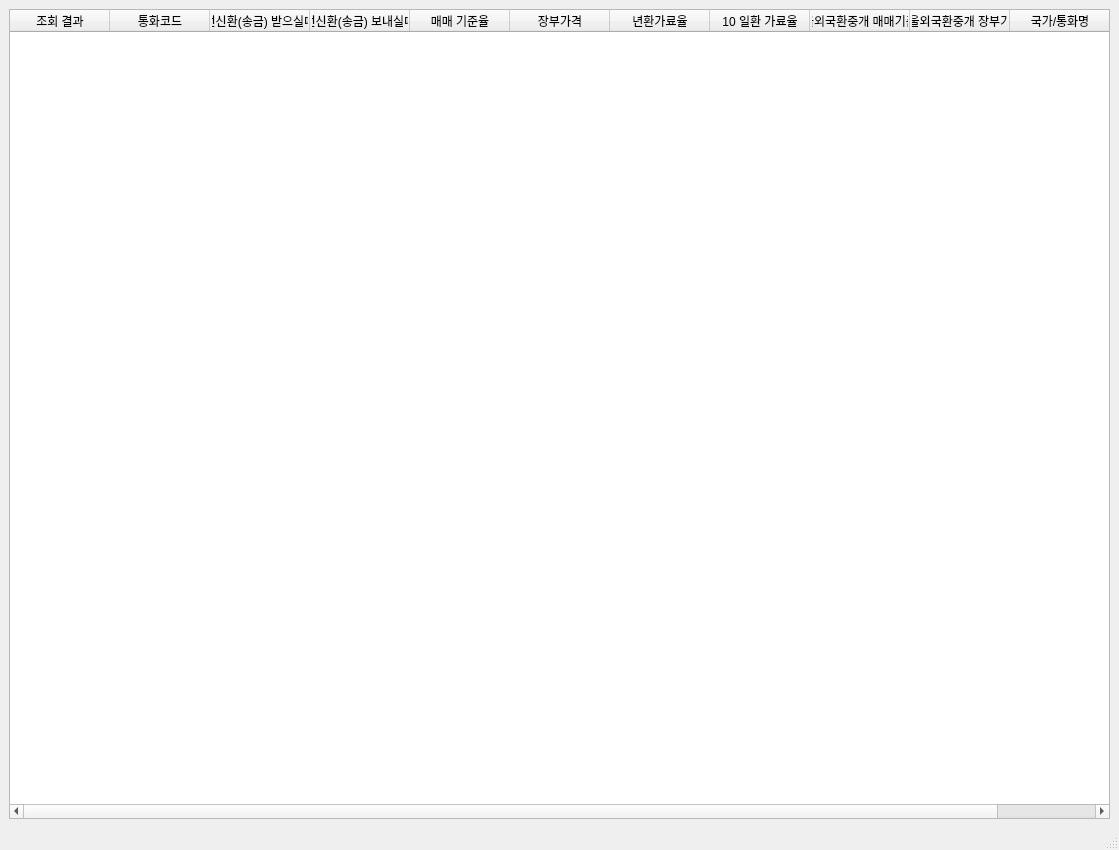
Qt form ui/window/window_receive.ui (BoonDoPark/ExchangeRatioTrader) before a commit.
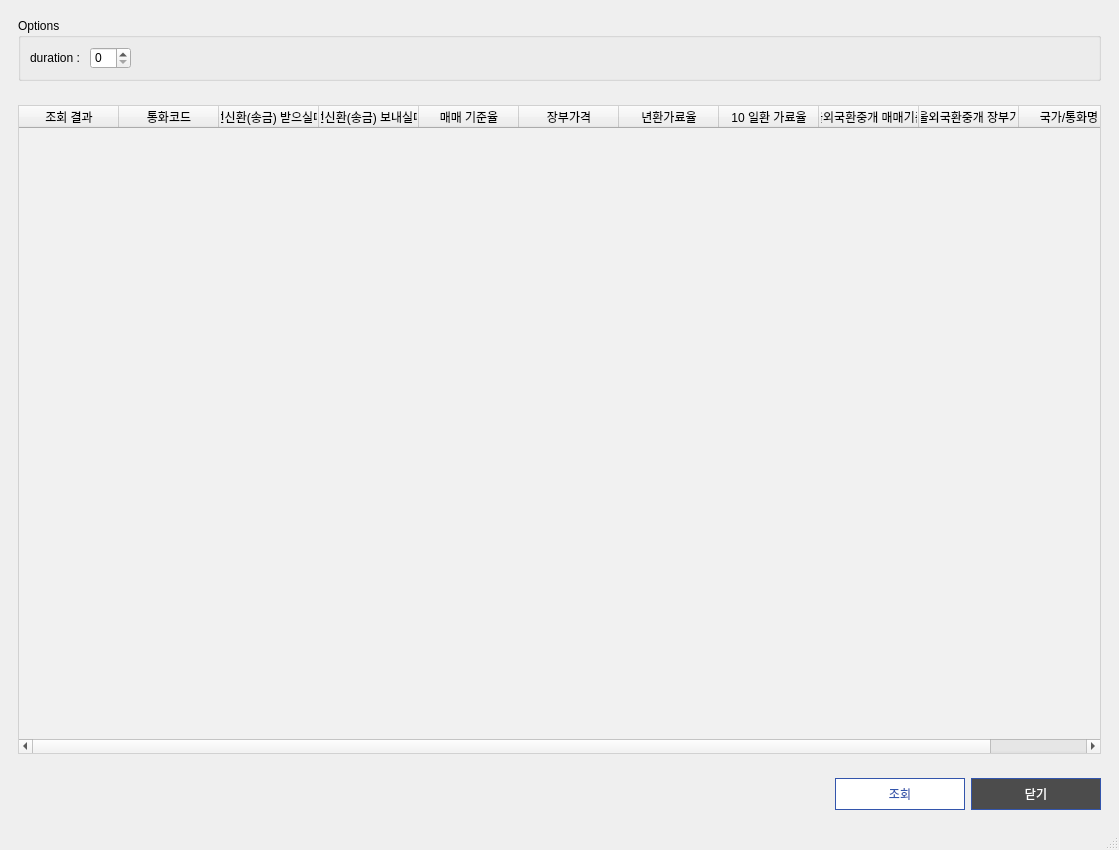
The same form after that commit.

```diff
--- a/ui/window/window_receive.ui
+++ b/ui/window/window_receive.ui
@@ -13,9 +13,151 @@
   <property name="windowTitle">
    <string>MainWindow</string>
   </property>
+  <property name="styleSheet">
+   <string notr="true">QPushButton {
+	background-color: white;
+	color:rgb(51, 85, 172);
+	font: 9pt &quot;굴림&quot;;
+	border: 1px solid rgb(51, 85, 172);
+	min-width: 128;
+	height: 30;
+}
+
+QPushButton:hover {
+	background-color: rgb(241, 241, 241);
+}
+
+QPushButton:pressed {
+	background-color: rgb(218, 234, 255);
+	color:rgb(51, 85, 172);
+	font: 9pt &quot;굴림&quot;;
+	border: 1px solid rgb(51, 85, 172);
+}
+
+QPushButton:checked {
+background-color: rgb(218, 234, 255);
+	color:rgb(51, 85, 172);
+	font: 9pt &quot;굴림&quot;;
+	border: 1px solid rgb(51, 85, 172)
+}
+
+QPushButton#pushButton_save, 
+QPushButton#pushButton_load_info, 
+QPushButton#pushButton_save_biz, 
+QPushButton#pushButton_save_index, 
+QPushButton#pushButton_save_result,
+QPushButton#pushButton_load_biz_info,
+QPushButton#pushButton_print {
+	background-color:rgb(51, 85, 172);
+	color: white;
+	font: 9pt &quot;굴림&quot;;
+	border: 1px solid rgb(51, 85, 172);
+	min-width: 128;
+	height: 30;
+}
+
+QPushButton#pushButton_save:pressed, 
+QPushButton#pushButton_load_info:pressed, 
+QPushButton#pushButton_save_biz:pressed, 
+QPushButton#pushButton_save_index:pressed, 
+QPushButton#pushButton_save_result:pressed,
+QPushButton#pushButton_load_biz_info:pressed {
+	background-color: rgb(0, 0, 127);
+	color: white;
+	font: 9pt &quot;굴림&quot;;
+	border: 1px solid rgb(51, 85, 172);
+	min-width: 128;
+	height: 30;
+}
+
+QTabBar::tab {
+	background-color: white;
+	color: rgb(110, 118, 144);
+	font: 9pt &quot;굴림&quot;;
+	border: 1px solid rgb(224, 231, 240);
+	padding: 6px;
+}
+
+QTabBar::tab:selected {
+	background-color: rgb(224, 231, 240);
+	color: rgb(51, 85, 172);
+	font: 9pt &quot;굴림&quot;;
+	border: 1px solid rgb(224, 231, 240);
+	padding: 6px;
+}
+
+QPlainTextEdit#plainTextEdit_memo {
+	background-color: rgb(241, 241, 241);
+	border: 1px solid rgb(202, 208, 216);
+	font: 9pt &quot;굴림&quot;;
+	height: 80px;
+}
+
+QPlainTextEdit#plainTextEdit_etc {
+	background-color: white;
+	border: 1px solid rgb(202, 208, 216);
+	font: 9pt &quot;굴림&quot;;
+	height: 80px;
+}
+
+QTableWidget {
+	color: rgb(34, 34, 34);
+	font: 9pt &quot;굴림&quot;;
+	gridline-color: rgb(224, 231, 230);
+	border: 1px solid rgb(209, 209, 209);
+	background-color: rgb(241, 241, 241);
+}
+
+QComboBox {
+    background-color: white;
+	color: black;
+	font: 9pt &quot;굴림&quot;;
+}</string>
+  </property>
   <widget class="QWidget" name="centralwidget">
-   <layout class="QGridLayout" name="gridLayout">
-    <item row="0" column="0">
+   <layout class="QVBoxLayout" name="verticalLayout_4">
+    <item>
+     <widget class="QWidget" name="widget_2" native="true">
+      <layout class="QVBoxLayout" name="verticalLayout_2">
+       <item>
+        <widget class="QGroupBox" name="groupBox">
+         <property name="title">
+          <string>Options</string>
+         </property>
+         <layout class="QHBoxLayout" name="horizontalLayout">
+          <item>
+           <widget class="QLabel" name="label">
+            <property name="text">
+             <string>duration : </string>
+            </property>
+           </widget>
+          </item>
+          <item>
+           <widget class="QSpinBox" name="spinBox_duration"/>
+          </item>
+          <item>
+           <spacer name="horizontalSpacer">
+            <property name="orientation">
+             <enum>Qt::Horizontal</enum>
+            </property>
+            <property name="sizeHint" stdset="0">
+             <size>
+              <width>40</width>
+              <height>20</height>
+             </size>
+            </property>
+           </spacer>
+          </item>
+         </layout>
+        </widget>
+       </item>
+      </layout>
+     </widget>
+    </item>
+    <item>
+     <widget class="QWidget" name="widget" native="true">
+      <layout class="QVBoxLayout" name="verticalLayout">
+       <item>
      <widget class="QTableWidget" name="tableWidget_exchange_trader">
       <column>
        <property name="text">
@@ -76,6 +218,50 @@
     </item>
    </layout>
   </widget>
+    </item>
+    <item>
+     <widget class="QWidget" name="widget_3" native="true">
+      <layout class="QHBoxLayout" name="horizontalLayout_2">
+       <item>
+        <spacer name="horizontalSpacer_2">
+         <property name="orientation">
+          <enum>Qt::Horizontal</enum>
+         </property>
+         <property name="sizeHint" stdset="0">
+          <size>
+           <width>40</width>
+           <height>20</height>
+          </size>
+         </property>
+        </spacer>
+       </item>
+       <item>
+        <widget class="QPushButton" name="pushButton_refresh">
+         <property name="text">
+          <string>조회</string>
+         </property>
+        </widget>
+       </item>
+       <item>
+        <widget class="QPushButton" name="pushButton_exit">
+         <property name="styleSheet">
+          <string notr="true">    background-color:rgb(76, 76, 76);
+    color: white;
+    font: 9pt &quot;굴림&quot;;
+    border: 1px solid rgb(51, 85, 172);
+    min-width: 128;
+    height: 30;</string>
+         </property>
+         <property name="text">
+          <string>닫기</string>
+         </property>
+        </widget>
+       </item>
+      </layout>
+     </widget>
+    </item>
+   </layout>
+  </widget>
   <widget class="QMenuBar" name="menubar">
    <property name="geometry">
     <rect>
```
Left out of the diff: 21 changed lines with no effect on the pictures. Lines whose indentation alone changed are shown as unchanged.
